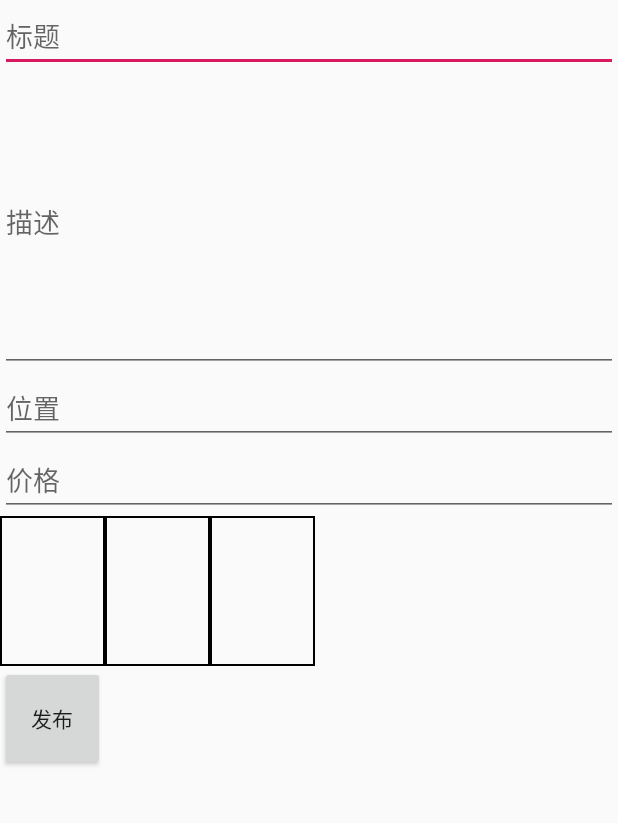
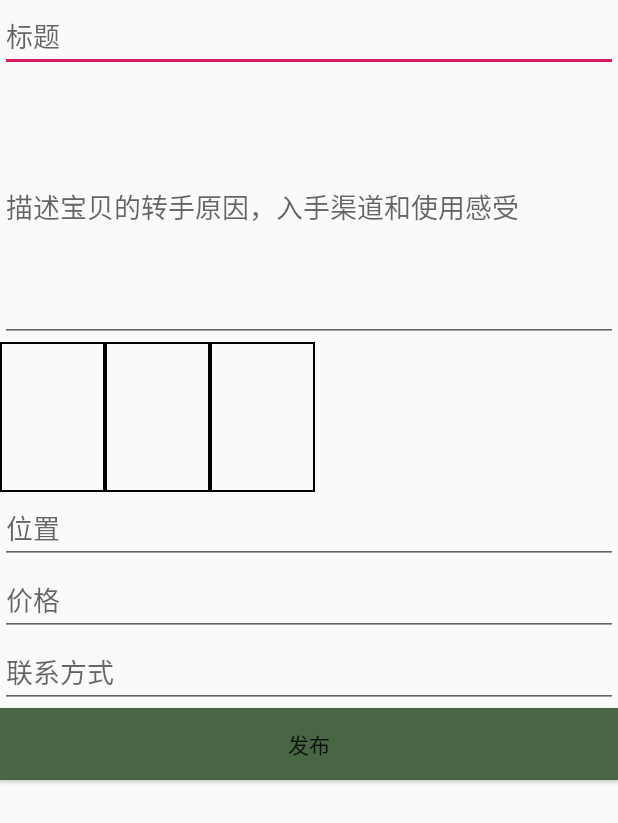
Before and after one commit to wyuzhi/taokuang, an Android app: the layout activity_fabu.xml on its own in the app's theme, with its tools: preview values and no code run, on a phone screen of 412 x 824 dp. Shown: the top 823 px of the screen. Run offline under Robolectric (Android 15) with nearby library versions, the light colour scheme and no system bars.

```diff
--- a/app/src/main/java/com/example/taokuang/LoginActivity.java
+++ b/app/src/main/java/com/example/taokuang/LoginActivity.java
@@ -89,7 +89,7 @@ public class LoginActivity extends AppCompatActivity implements View.OnClickList
         });
         if(BmobUser.isLogin()){
             User user = BmobUser.getCurrentUser(User.class);
-            Snackbar.make(v,"当前用户:"+dluser.getUsername(),Snackbar.LENGTH_LONG).show();
+            Snackbar.make(v,"当前用户:"+user.getUsername(),Snackbar.LENGTH_LONG).show();
         }
         else{
             Snackbar.make(v,"请登陆:",Snackbar.LENGTH_LONG).show();
--- a/app/src/main/res/layout/activity_fabu.xml
+++ b/app/src/main/res/layout/activity_fabu.xml
@@ -16,20 +16,8 @@
     <EditText
         android:id="@+id/edit_miaoshu"
         android:layout_width="match_parent"
-        android:layout_height="200dp"
-        android:hint="描述"/>
-
-    <EditText
-        android:id="@+id/edit_weizhi"
-        android:layout_width="match_parent"
-        android:layout_height="wrap_content"
-        android:hint="位置"/>
-
-    <EditText
-        android:id="@+id/edit_jiage"
-        android:layout_width="match_parent"
-        android:layout_height="wrap_content"
-        android:hint="价格"/>
+        android:layout_height="180dp"
+        android:hint="描述宝贝的转手原因，入手渠道和使用感受"/>
 
     <LinearLayout
         android:layout_width="match_parent"
@@ -54,9 +42,29 @@
 
 
     </LinearLayout>
+
+    <EditText
+        android:id="@+id/edit_weizhi"
+        android:layout_width="match_parent"
+        android:layout_height="wrap_content"
+        android:hint="位置"/>
+
+    <EditText
+        android:id="@+id/edit_jiage"
+        android:layout_width="match_parent"
+        android:layout_height="wrap_content"
+        android:hint="价格"/>
+
+    <EditText
+        android:id="@+id/edit_lianxi"
+        android:layout_width="match_parent"
+        android:layout_height="wrap_content"
+        android:hint="联系方式"/>
+
     <Button
         android:text="发布"
+        android:background="#496644"
         android:id="@+id/fabu"
-        android:layout_width="70dp"
-        android:layout_height="70dp" />
+        android:layout_width="match_parent"
+        android:layout_height="wrap_content" />
 </LinearLayout>
```
Also changed, not shown: app/src/main/java/com/example/taokuang/Adapter/TaoAdapter.java (+5 -2 lines), app/src/main/java/com/example/taokuang/DetailActivity.java (+49 -2 lines), app/src/main/java/com/example/taokuang/FaBuActivity.java (+10 -1 lines), app/src/main/java/com/example/taokuang/MainActivity.java (+7 -1 lines), app/src/main/java/com/example/taokuang/entity/TaoKuang.java (+27 -9 lines), app/src/main/res/layout/activity_detail.xml (+58 -9 lines), app/src/main/res/drawable-v24/hdb.jpg (added).
